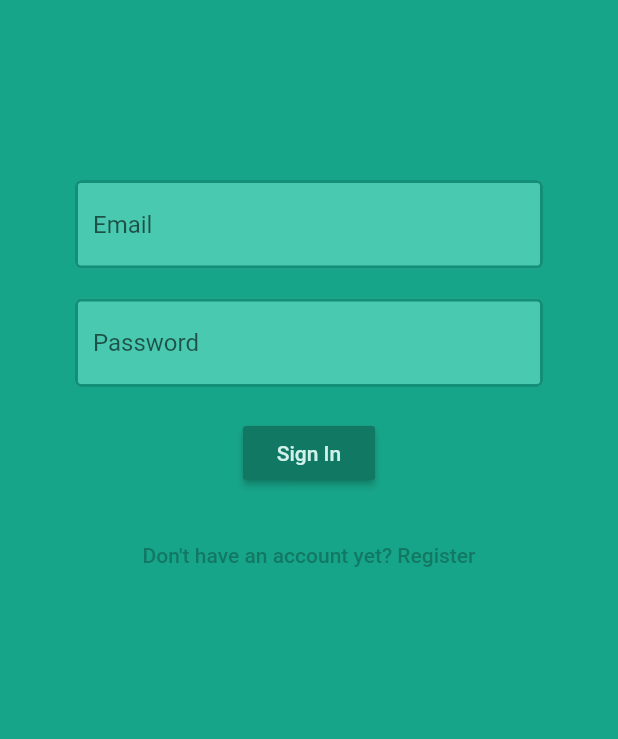
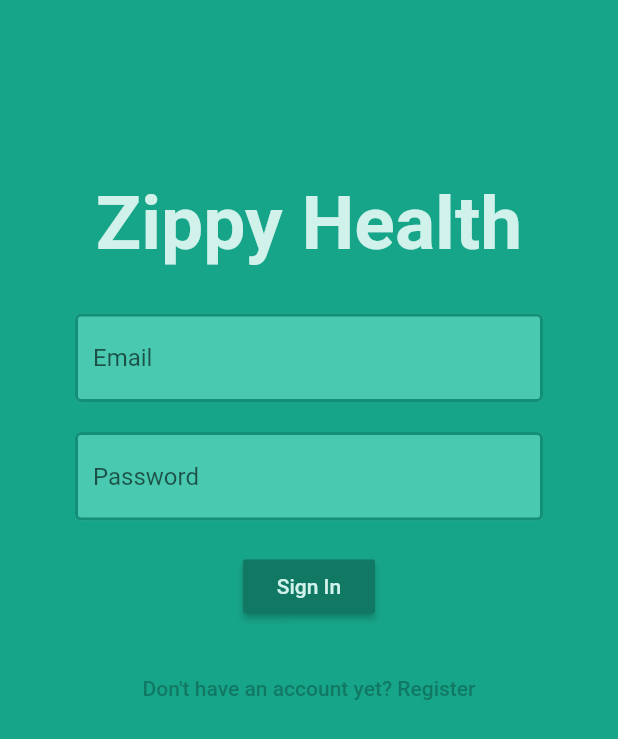
Before and after one commit to ankushLit/zippyHealth, a Flutter app: the screen it shows after launch, on a phone screen of 412 x 824 dp. Shown: the top 739 px of the screen. Run offline on Flutter 3.47's test engine with Material 2 defaults, Android fonts, the phone set to English and light mode, and no system bars; our stand-ins replace cached_network_image, cloud_firestore, firebase_auth, firebase_storage, flutter_spinkit, image_cropper and 3 more; missing offline and left inert: barcode_scan; accounts and stored records are empty.

Commit message:
UI changes

```diff
--- a/lib/screens/authenticate/sign_in.dart
+++ b/lib/screens/authenticate/sign_in.dart
@@ -32,6 +32,15 @@ class _SignInState extends State<SignIn> {
                   child: Column(
                     children: <Widget>[
                       SizedBox(height: 100.0),
+                      Text(
+                        'Zippy Health',
+                        style: TextStyle(
+                          color: const Color(0xffD1F2EB),
+                          fontSize: 50,
+                          fontWeight: FontWeight.bold,
+                        ),
+                      ),
+                      SizedBox(height: 30.0),
                       TextFormField(
                         decoration:
                             textInputDecorection.copyWith(hintText: 'Email'),
```
